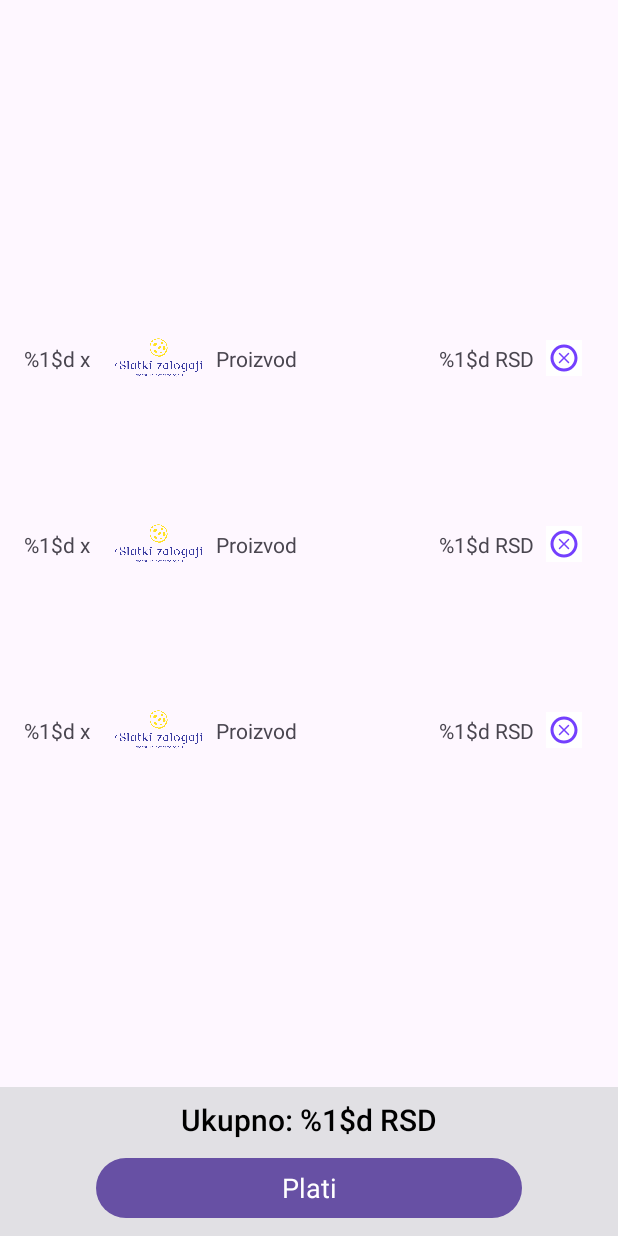
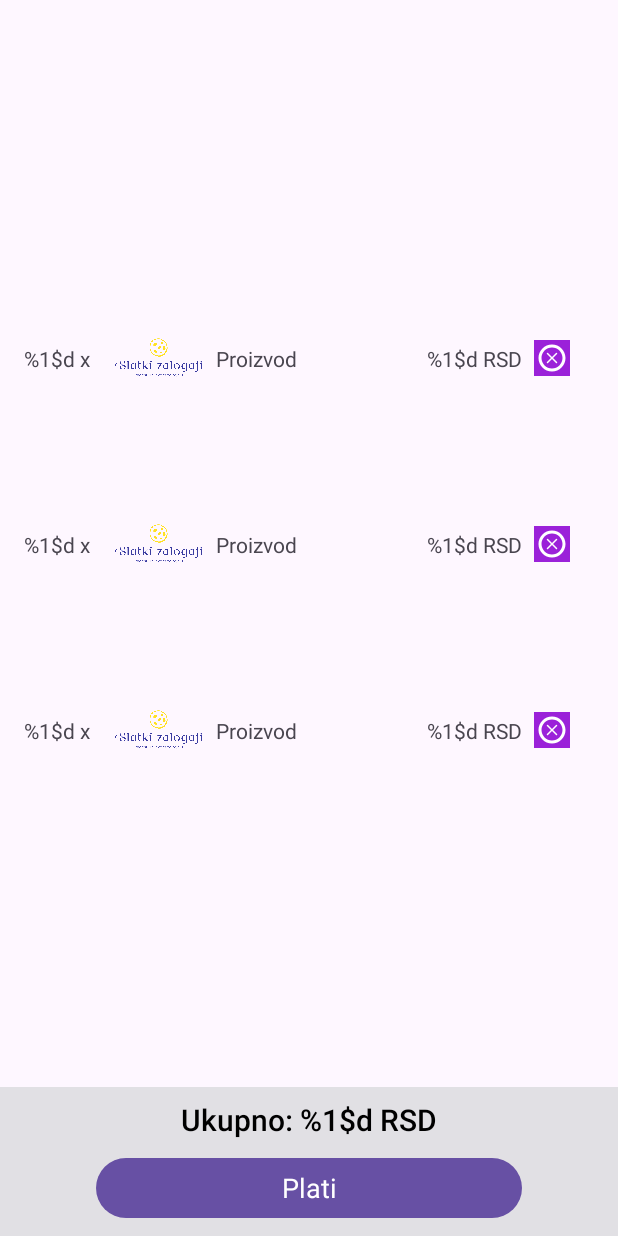
Before and after one commit to jovan-vukic/confectionery-shop, an Android app: the layout activity_cart.xml on its own in the app's theme, with its tools: preview values and no code run, on a phone screen of 412 x 824 dp. Run offline under Robolectric (Android 15) with nearby library versions, the phone set to English and light mode, and no system bars.

Commit message:
Minor UI fixes

```diff
--- a/app/src/main/java/com/example/pki_mobile/ProductDetailsActivity.java
+++ b/app/src/main/java/com/example/pki_mobile/ProductDetailsActivity.java
@@ -65,7 +65,7 @@ public class ProductDetailsActivity extends AppCompatActivity {
                 User.currentUser.addCartItem(product, quantity);
 
                 // Show success message and go back to previous activity
-                Toast.makeText(this, R.string.added_to_cart, Toast.LENGTH_LONG).show();
+                Toast.makeText(this, R.string.added_to_cart, Toast.LENGTH_SHORT).show();
                 finish();
             }
         });
--- a/app/src/main/res/layout/activity_cart.xml
+++ b/app/src/main/res/layout/activity_cart.xml
@@ -50,7 +50,6 @@
                 android:layout_marginEnd="64dp"
                 android:layout_marginBottom="8dp"
                 android:text="@string/order"
-                android:textColor="@color/white"
                 android:textAppearance="@style/TextAppearance.AppCompat.Medium"
                 app:layout_constraintStart_toStartOf="parent"
                 app:layout_constraintEnd_toEndOf="parent"
--- a/app/src/main/res/layout/cart_item.xml
+++ b/app/src/main/res/layout/cart_item.xml
@@ -56,9 +56,9 @@
             android:layout_width="wrap_content"
             android:layout_height="wrap_content"
             android:src="@drawable/ic_baseline_delete_24"
-            app:tint="@color/button_color"
-            android:background="@color/white"
-            android:layout_margin="8dp"
+            app:tint="@color/white"
+            android:background="@color/button_color"
+            android:layout_margin="16dp"
             app:layout_constraintEnd_toEndOf="parent"
             app:layout_constraintTop_toTopOf="parent"
             app:layout_constraintBottom_toBottomOf="parent"/>
--- a/app/src/main/res/layout/product_item.xml
+++ b/app/src/main/res/layout/product_item.xml
@@ -13,11 +13,11 @@
             android:layout_height="0dp"
             android:padding="16dp"
             android:layout_marginBottom="8dp"
-            app:layout_constraintBottom_toTopOf="@id/name_product_item"
             app:layout_constraintDimensionRatio="1:1"
             app:layout_constraintStart_toStartOf="parent"
             app:layout_constraintEnd_toEndOf="parent"
             app:layout_constraintTop_toTopOf="parent"
+            app:layout_constraintBottom_toTopOf="@id/name_product_item"
             tools:srcCompat="@drawable/logo_t"/>
 
     <TextView
--- a/app/src/main/res/values/colors.xml
+++ b/app/src/main/res/values/colors.xml
@@ -4,6 +4,6 @@
     <color name="white">#FFFFFFFF</color>
     <color name="pane_background_color">#E1E0E4</color>
     <color name="item_background">#FEFEFE</color>
-    <color name="button_color">#7440FE</color>
+    <color name="button_color">#9B21D9</color>
     <color name="yellow">#E1DF9B</color>
 </resources>
```
Also changed, not shown: app/src/main/res/drawable/ic_baseline_arrow_drop_down_24.xml (deleted, +0 -12 lines), app/src/main/res/layout/activity_product_details.xml (+0 -11 lines).
